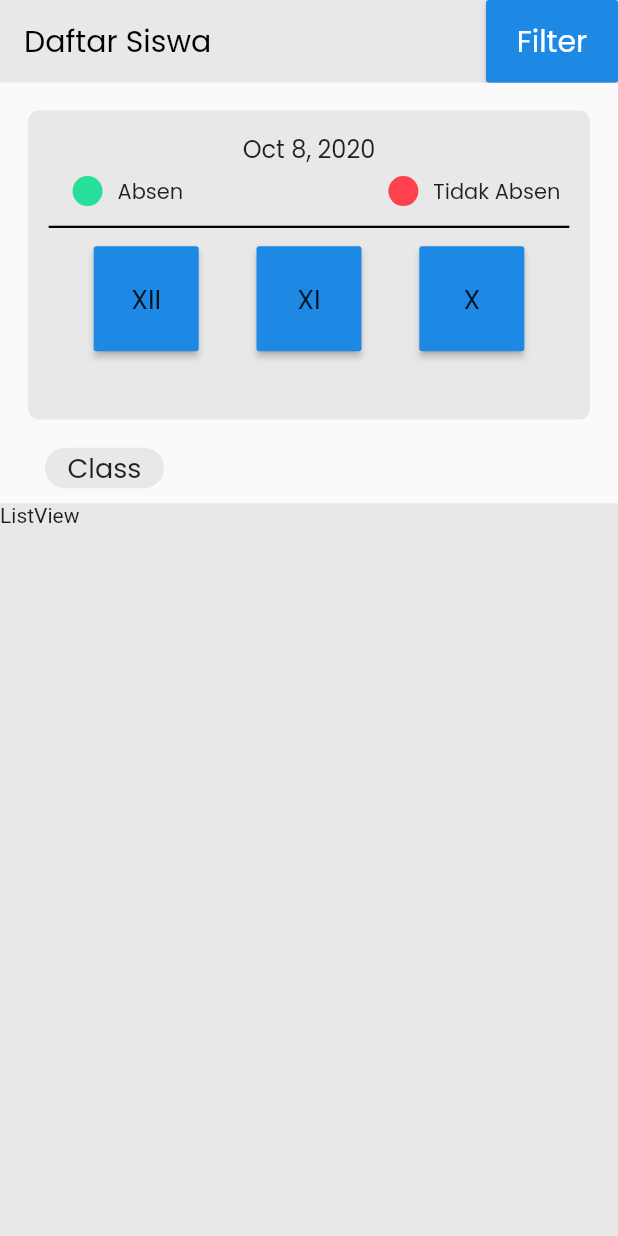
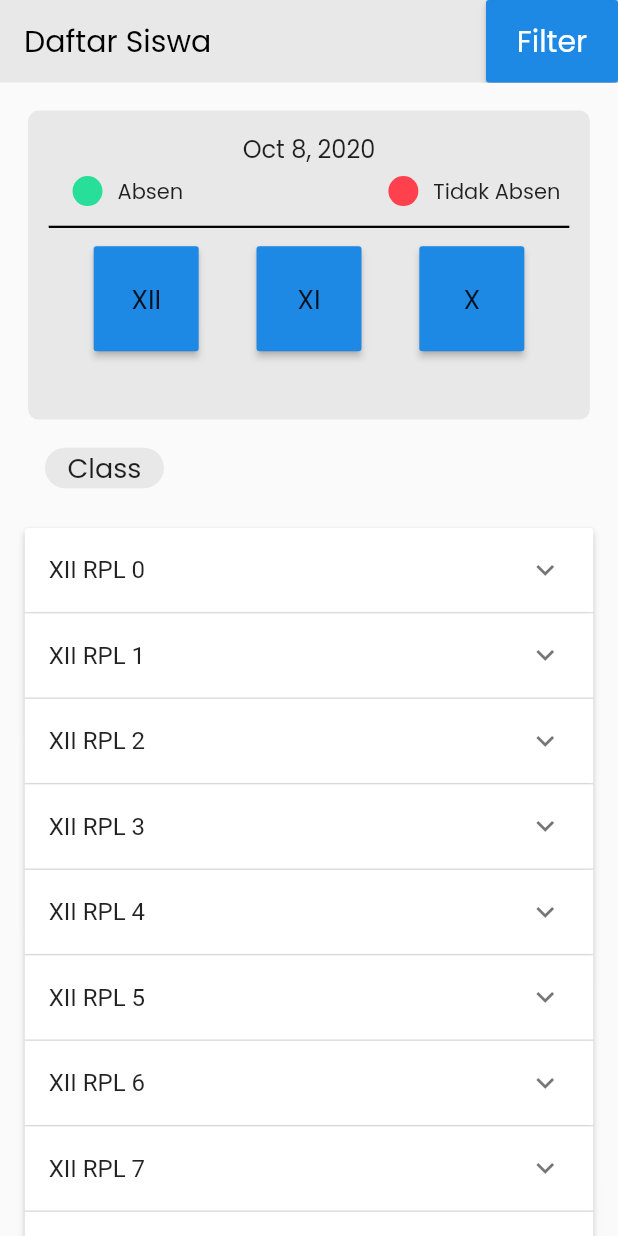
Before and after one commit to nilsys/Flutter_School_Project, a Flutter app: the screen it shows after launch, on a phone screen of 412 x 824 dp. Run offline on Flutter 3.47's test engine with Material 2 defaults, Android fonts, the phone set to English and light mode, and no system bars; our stand-ins replace fl_chart, font_awesome_flutter, hexcolor.

Commit message:
+ expandable listview

```diff
--- /dev/null
+++ b/lib/components/student_listview.dart
@@ -0,0 +1,69 @@
+import 'package:flutter/material.dart';
+
+class StudentListView extends StatefulWidget {
+  @override
+  _StudentListViewState createState() => _StudentListViewState();
+}
+
+class _StudentListViewState extends State<StudentListView> {
+  List<Item> _data = generatedItems(10);
+
+  Widget _buildListPanel() {
+    return ExpansionPanelList(
+      expansionCallback: (int index, bool isExpanded) {
+        setState(() {
+          _data[index].isExpanded = !isExpanded;
+        });
+      },
+      children: _data.map<ExpansionPanel>((Item item) {
+        return ExpansionPanel(
+            headerBuilder: (BuildContext context, bool isExpanded) {
+              return ListTile(
+                title: Text(item.headerValue),
+              );
+            },
+            body: ListTile(
+              title: Text(item.expandedValue),
+              trailing: Container(
+                width: 25,
+                height: 25,
+                margin: EdgeInsets.only(right: 10, left: 10),
+                decoration: BoxDecoration(
+                    color: Color(0xff28DF99),
+                    borderRadius: BorderRadius.circular(15)),
+              ),
+            ),
+            isExpanded: item.isExpanded);
+      }).toList(),
+    );
+  }
+
+  @override
+  Widget build(BuildContext context) {
+    return Scaffold(
+      body: SingleChildScrollView(
+        child: Container(
+          margin: EdgeInsets.all(MediaQuery.of(context).size.width / 25),
+          child: _buildListPanel(),
+        ),
+      ),
+    );
+  }
+}
+
+class Item {
+  String expandedValue;
+  String headerValue;
+  bool isExpanded;
+
+  Item({this.expandedValue, this.headerValue, this.isExpanded = false});
+}
+
+List<Item> generatedItems(int numberOfItems) {
+  return List.generate(numberOfItems, (index) {
+    return Item(
+      headerValue: 'XII RPL $index',
+      expandedValue: 'Nama Murid $index',
+    );
+  });
+}
--- a/lib/screens/student_list.dart
+++ b/lib/screens/student_list.dart
@@ -1,5 +1,6 @@
 import 'package:flutter/material.dart';
 import 'package:school/components/filter.dart';
+import 'package:school/components/student_listview.dart';
 import 'package:school/utilities/constants.dart';
 import 'package:intl/intl.dart';
 
@@ -216,15 +217,7 @@ class _StudentListState extends State<StudentList> {
                 ),
               ],
             ),
-            Flexible(
-              flex: 1,
-              child: Container(
-                width: double.infinity,
-                height: double.maxFinite,
-                color: Color(0xffe8e8e8),
-                child: Text("ListView"),
-              ),
-            ),
+            Flexible(flex: 1, child: StudentListView()),
           ],
         ),
       ),
```
